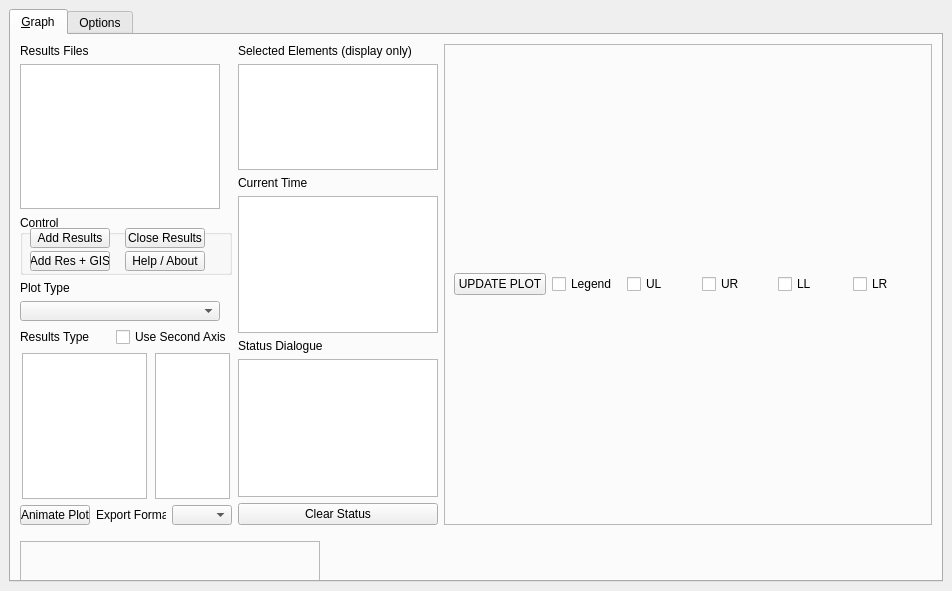
Above: forms/ui_tuflowqgis_TuPlot.ui from EllisSymons/forUKOffice before the change. Below: the same form after it.
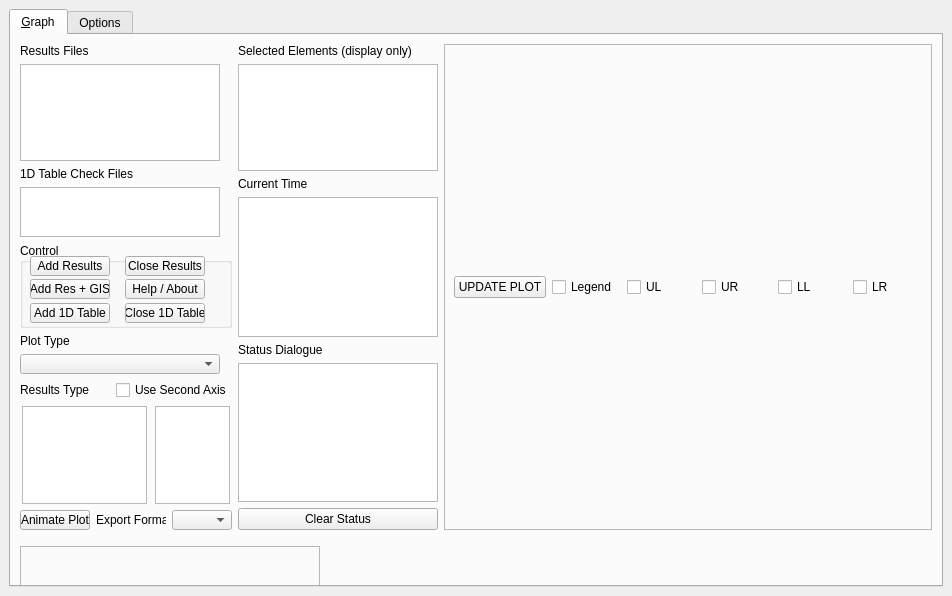
That is the form after the change.

```diff
--- a/forms/ui_tuflowqgis_TuPlot.ui
+++ b/forms/ui_tuflowqgis_TuPlot.ui
@@ -7,7 +7,7 @@
     <x>0</x>
     <y>0</y>
     <width>952</width>
-    <height>591</height>
+    <height>596</height>
    </rect>
   </property>
   <property name="windowTitle">
@@ -80,6 +80,12 @@
                 <verstretch>0</verstretch>
                </sizepolicy>
               </property>
+              <property name="minimumSize">
+               <size>
+                <width>200</width>
+                <height>0</height>
+               </size>
+              </property>
               <property name="maximumSize">
                <size>
                 <width>200</width>
@@ -91,12 +97,38 @@
               </property>
              </widget>
             </item>
+            <item>
+             <widget class="QLabel" name="label_4">
+              <property name="text">
+               <string>1D Table Check Files</string>
+              </property>
+             </widget>
+            </item>
+            <item>
+             <widget class="QListWidget" name="HydPropList">
+              <property name="minimumSize">
+               <size>
+                <width>200</width>
+                <height>50</height>
+               </size>
+              </property>
+              <property name="maximumSize">
+               <size>
+                <width>200</width>
+                <height>75</height>
+               </size>
+              </property>
+              <property name="selectionMode">
+               <enum>QAbstractItemView::ExtendedSelection</enum>
+              </property>
+             </widget>
+            </item>
             <item>
              <widget class="QGroupBox" name="Control">
               <property name="minimumSize">
                <size>
-                <width>10</width>
-                <height>60</height>
+                <width>20</width>
+                <height>85</height>
                </size>
               </property>
               <property name="maximumSize">
@@ -208,6 +240,68 @@
                 <string>Help / About</string>
                </property>
               </widget>
+              <widget class="QPushButton" name="AddHydTab">
+               <property name="geometry">
+                <rect>
+                 <x>10</x>
+                 <y>60</y>
+                 <width>80</width>
+                 <height>20</height>
+                </rect>
+               </property>
+               <property name="sizePolicy">
+                <sizepolicy hsizetype="Expanding" vsizetype="Fixed">
+                 <horstretch>0</horstretch>
+                 <verstretch>0</verstretch>
+                </sizepolicy>
+               </property>
+               <property name="minimumSize">
+                <size>
+                 <width>80</width>
+                 <height>20</height>
+                </size>
+               </property>
+               <property name="maximumSize">
+                <size>
+                 <width>20</width>
+                 <height>40</height>
+                </size>
+               </property>
+               <property name="text">
+                <string>Add 1D Table</string>
+               </property>
+              </widget>
+              <widget class="QPushButton" name="CloseHydTab">
+               <property name="geometry">
+                <rect>
+                 <x>105</x>
+                 <y>60</y>
+                 <width>80</width>
+                 <height>20</height>
+                </rect>
+               </property>
+               <property name="sizePolicy">
+                <sizepolicy hsizetype="Expanding" vsizetype="Fixed">
+                 <horstretch>0</horstretch>
+                 <verstretch>0</verstretch>
+                </sizepolicy>
+               </property>
+               <property name="minimumSize">
+                <size>
+                 <width>80</width>
+                 <height>20</height>
+                </size>
+               </property>
+               <property name="maximumSize">
+                <size>
+                 <width>80</width>
+                 <height>40</height>
+                </size>
+               </property>
+               <property name="text">
+                <string>Close 1D Table</string>
+               </property>
+              </widget>
              </widget>
             </item>
             <item>
@@ -292,6 +386,9 @@
               </item>
               <item>
                <widget class="QListWidget" name="ResTypeList_ax2">
+                <property name="enabled">
+                 <bool>true</bool>
+                </property>
                 <property name="maximumSize">
                  <size>
                   <width>75</width>
```
